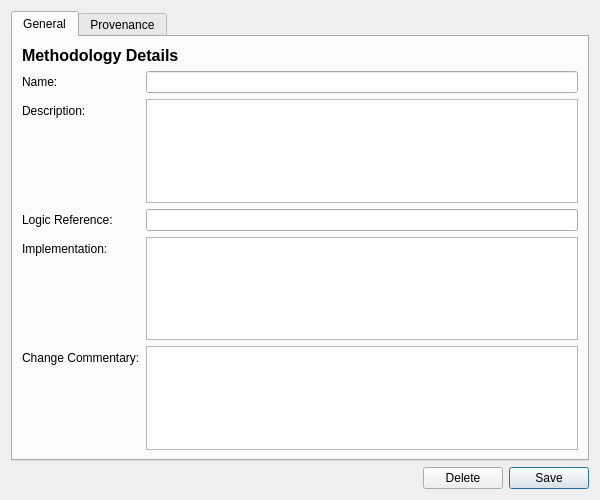
This is projects/ores.qt/ui/MethodologyDetailDialog.ui in OreStudio/OreStudio as Qt 5 draws it before an edit. The edited form follows.
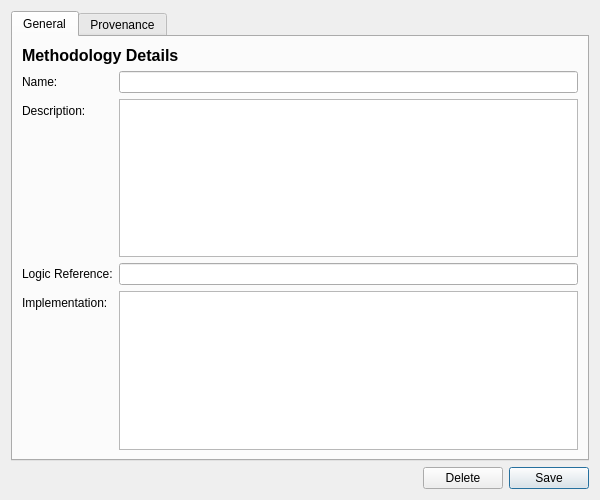
This is the edited form. Custom widgets are drawn as their Qt base class.

The edit to the form file:
```diff
--- a/projects/ores.qt/ui/MethodologyDetailDialog.ui
+++ b/projects/ores.qt/ui/MethodologyDetailDialog.ui
@@ -96,22 +96,17 @@
          </item>
          <item row="3" column="1">
           <widget class="QPlainTextEdit" name="implementationEdit">
-           <property name="maximumHeight">
-            <number>80</number>
+           <property name="minimumSize">
+            <size>
+             <width>0</width>
+             <height>100</height>
+            </size>
            </property>
-          </widget>
-         </item>
-         <item row="4" column="0">
-          <widget class="QLabel" name="commentaryLabel">
-           <property name="text">
-            <string>Change Commentary:</string>
-           </property>
-          </widget>
-         </item>
-         <item row="4" column="1">
-          <widget class="QPlainTextEdit" name="commentaryEdit">
-           <property name="maximumHeight">
-            <number>80</number>
+           <property name="maximumSize">
+            <size>
+             <width>16777215</width>
+             <height>300</height>
+            </size>
            </property>
           </widget>
          </item>
```
